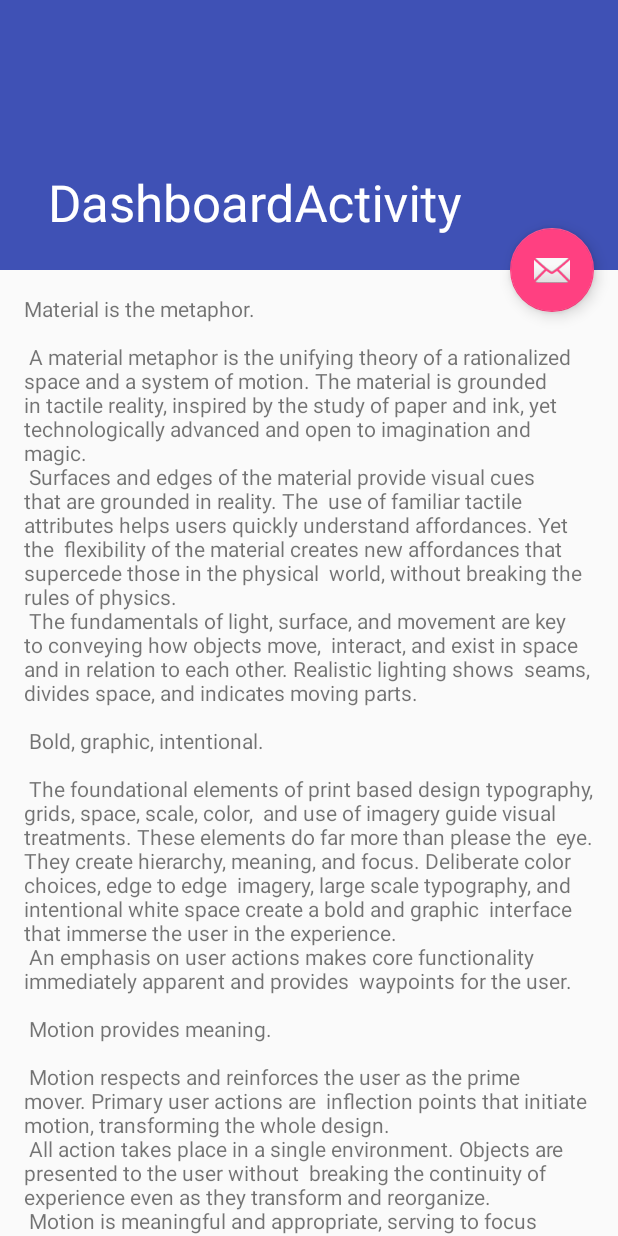
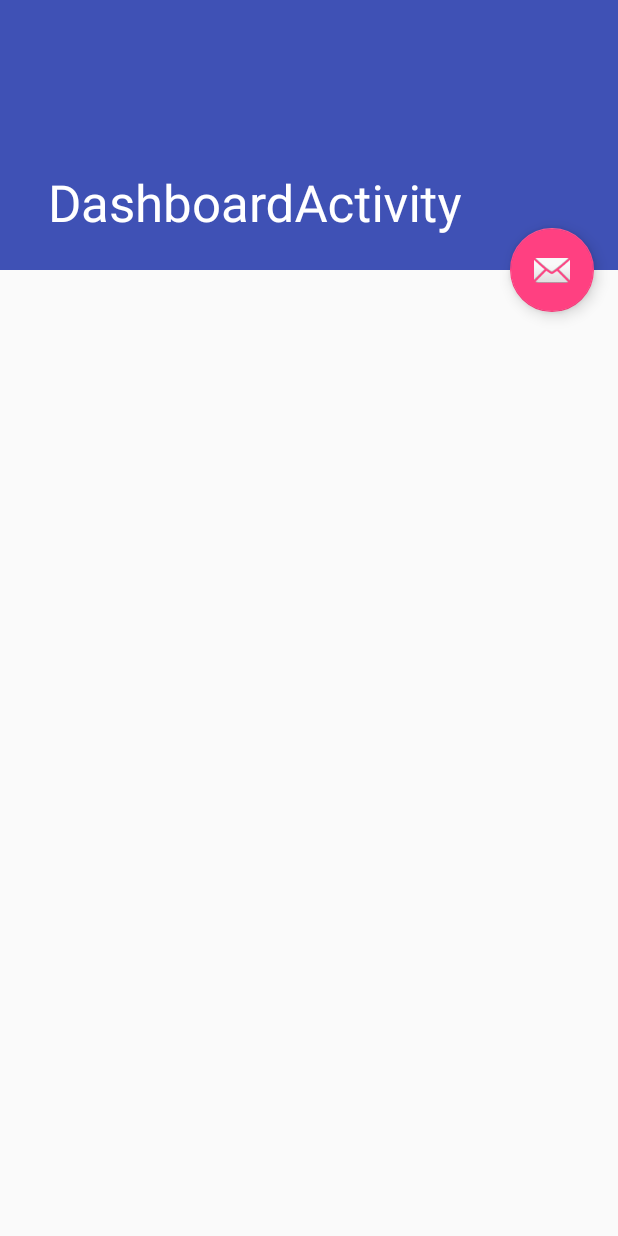
Before and after one commit to Rebecasarai/MySoulMateGame, an Android app: the DashboardActivity screen opened directly, with no data from a screen before it, on a phone screen of 412 x 824 dp. Run offline under Robolectric (Android 15) with nearby library versions, the phone set to English and light mode, and no system bars.

```diff
--- a/app/src/main/java/com/rebecasarai/mysoulmate/Activities/FindSoulMateActivity.java
+++ b/app/src/main/java/com/rebecasarai/mysoulmate/Activities/FindSoulMateActivity.java
@@ -46,6 +46,7 @@ import com.google.android.gms.vision.face.Face;
 import com.google.android.gms.vision.face.FaceDetector;
 import com.rebecasarai.mysoulmate.Camera.CameraPreview;
 import com.rebecasarai.mysoulmate.Camera.GraphicOverlay;
+import com.rebecasarai.mysoulmate.Graphics.FaceGraphic;
 import com.rebecasarai.mysoulmate.R;
 import com.rebecasarai.mysoulmate.Screenshot.ScreenshotType;
 import com.rebecasarai.mysoulmate.Screenshot.ScreenshotUtils;
@@ -339,8 +340,6 @@ public final class FindSoulMateActivity extends AppCompatActivity {
         public void onMissing(FaceDetector.Detections<Face> detectionResults) {
             mOverlay.remove(mFaceGraphic);
             Log.v("missing","" );
-
-
         }
 
         /**
--- a/app/src/main/java/com/rebecasarai/mysoulmate/Activities/FaceGraphic.java
+++ b/app/src/main/java/com/rebecasarai/mysoulmate/Graphics/FaceGraphic.java
@@ -13,7 +13,7 @@
  * See the License for the specific language governing permissions and
  * limitations under the License.
  */
-package com.rebecasarai.mysoulmate.Activities;
+package com.rebecasarai.mysoulmate.Graphics;
 
 import android.content.Context;
 import android.graphics.Bitmap;
@@ -55,7 +55,7 @@ public class FaceGraphic extends GraphicOverlay.Graphic {
 
 
 
-    FaceGraphic(GraphicOverlay overlay, Context context) {
+    public FaceGraphic(GraphicOverlay overlay, Context context) {
         super(overlay);
 
         final int selectedColor = COLOR_CHOICES;
@@ -75,7 +75,7 @@ public class FaceGraphic extends GraphicOverlay.Graphic {
         this.context = context;
     }
 
-    void setId(int id) {
+    public void setId(int id) {
         mFaceId = id;
     }
 
@@ -84,7 +84,7 @@ public class FaceGraphic extends GraphicOverlay.Graphic {
       * Actualiza la instancia de cara desde la detección del marco más reciente. Invalida el
       * porciones relevantes de la superposición para activar un redibujado.
       */
-    void updateFace(Face face) {
+    public void updateFace(Face face) {
         mFace = face;
         postInvalidate();
     }
--- a/app/src/main/res/layout/content_dashboard.xml
+++ b/app/src/main/res/layout/content_dashboard.xml
@@ -8,10 +8,4 @@
     tools:context="com.rebecasarai.mysoulmate.Activities.DashboardActivity"
     tools:showIn="@layout/activity_dashboard">
 
-    <TextView
-        android:layout_width="wrap_content"
-        android:layout_height="wrap_content"
-        android:layout_margin="@dimen/text_margin"
-        android:text="@string/large_text" />
-
 </android.support.v4.widget.NestedScrollView>
--- a/app/src/main/res/layout/main.xml
+++ b/app/src/main/res/layout/main.xml
@@ -16,7 +16,7 @@
     android:layout_width="match_parent"
     android:layout_height="match_parent"
     android:keepScreenOn="true"
-    tools:context="com.rebecasarai.mysoulmate.Activities.MainActivity">
+    tools:context=".Activities.FindSoulMateActivity">
 
 
 
--- a/app/src/main/res/values/strings.xml
+++ b/app/src/main/res/values/strings.xml
@@ -22,95 +22,7 @@
         completions."
     </string>
     <string name="title_activity_dashboard">DashboardActivity</string>
-    <string name="large_text">
-        "Material is the metaphor.\n\n"
 
-        "A material metaphor is the unifying theory of a rationalized space and a system of motion."
-        "The material is grounded in tactile reality, inspired by the study of paper and ink, yet "
-        "technologically advanced and open to imagination and magic.\n"
-        "Surfaces and edges of the material provide visual cues that are grounded in reality. The "
-        "use of familiar tactile attributes helps users quickly understand affordances. Yet the "
-        "flexibility of the material creates new affordances that supercede those in the physical "
-        "world, without breaking the rules of physics.\n"
-        "The fundamentals of light, surface, and movement are key to conveying how objects move, "
-        "interact, and exist in space and in relation to each other. Realistic lighting shows "
-        "seams, divides space, and indicates moving parts.\n\n"
-
-        "Bold, graphic, intentional.\n\n"
-
-        "The foundational elements of print based design typography, grids, space, scale, color, "
-        "and use of imagery guide visual treatments. These elements do far more than please the "
-        "eye. They create hierarchy, meaning, and focus. Deliberate color choices, edge to edge "
-        "imagery, large scale typography, and intentional white space create a bold and graphic "
-        "interface that immerse the user in the experience.\n"
-        "An emphasis on user actions makes core functionality immediately apparent and provides "
-        "waypoints for the user.\n\n"
-
-        "Motion provides meaning.\n\n"
-
-        "Motion respects and reinforces the user as the prime mover. Primary user actions are "
-        "inflection points that initiate motion, transforming the whole design.\n"
-        "All action takes place in a single environment. Objects are presented to the user without "
-        "breaking the continuity of experience even as they transform and reorganize.\n"
-        "Motion is meaningful and appropriate, serving to focus attention and maintain continuity. "
-        "Feedback is subtle yet clear. Transitions are efﬁcient yet coherent.\n\n"
-
-        "3D world.\n\n"
-
-        "The material environment is a 3D space, which means all objects have x, y, and z "
-        "dimensions. The z-axis is perpendicularly aligned to the plane of the display, with the "
-        "positive z-axis extending towards the viewer. Every sheet of material occupies a single "
-        "position along the z-axis and has a standard 1dp thickness.\n"
-        "On the web, the z-axis is used for layering and not for perspective. The 3D world is "
-        "emulated by manipulating the y-axis.\n\n"
-
-        "Light and shadow.\n\n"
-
-        "Within the material environment, virtual lights illuminate the scene. Key lights create "
-        "directional shadows, while ambient light creates soft shadows from all angles.\n"
-        "Shadows in the material environment are cast by these two light sources. In Android "
-        "development, shadows occur when light sources are blocked by sheets of material at "
-        "various positions along the z-axis. On the web, shadows are depicted by manipulating the "
-        "y-axis only. The following example shows the card with a height of 6dp.\n\n"
-
-        "Resting elevation.\n\n"
-
-        "All material objects, regardless of size, have a resting elevation, or default elevation "
-        "that does not change. If an object changes elevation, it should return to its resting "
-        "elevation as soon as possible.\n\n"
-
-        "Component elevations.\n\n"
-
-        "The resting elevation for a component type is consistent across apps (e.g., FAB elevation "
-        "does not vary from 6dp in one app to 16dp in another app).\n"
-        "Components may have different resting elevations across platforms, depending on the depth "
-        "of the environment (e.g., TV has a greater depth than mobile or desktop).\n\n"
-
-        "Responsive elevation and dynamic elevation offsets.\n\n"
-
-        "Some component types have responsive elevation, meaning they change elevation in response "
-        "to user input (e.g., normal, focused, and pressed) or system events. These elevation "
-        "changes are consistently implemented using dynamic elevation offsets.\n"
-        "Dynamic elevation offsets are the goal elevation that a component moves towards, relative "
-        "to the component’s resting state. They ensure that elevation changes are consistent "
-        "across actions and component types. For example, all components that lift on press have "
-        "the same elevation change relative to their resting elevation.\n"
-        "Once the input event is completed or cancelled, the component will return to its resting "
-        "elevation.\n\n"
-
-        "Avoiding elevation interference.\n\n"
-
-        "Components with responsive elevations may encounter other components as they move between "
-        "their resting elevations and dynamic elevation offsets. Because material cannot pass "
-        "through other material, components avoid interfering with one another any number of ways, "
-        "whether on a per component basis or using the entire app layout.\n"
-        "On a component level, components can move or be removed before they cause interference. "
-        "For example, a floating action button (FAB) can disappear or move off screen before a "
-        "user picks up a card, or it can move if a snackbar appears.\n"
-        "On the layout level, design your app layout to minimize opportunities for interference. "
-        "For example, position the FAB to one side of stream of a cards so the FAB won’t interfere "
-        "when a user tries to pick up one of cards.\n\n"
-    </string>
     <string name="action_settings">Settings</string>
 
 
@@ -148,5 +60,12 @@
     <string name="full_page_screenshot">Full Sharing</string>
     <string name="custom_page_screenshot">Custom Sharing</string>
 
+    <string name="facebook_application_id" translatable="false">YOUR_APP_ID</string>
+    <string name="facebook_login_protocol_scheme" translatable="false">fbYOUR_APP_ID</string>
+    <!-- Twitter consumer key and secret -->
+    <string name="twitter_consumer_key" translatable="false">YOUR_CONSUMER_KEY</string>
+    <string name="twitter_consumer_secret" translatable="false">YOUR_CONSUMER_SECRET</string>
+
+
 
 </resources>
--- a/build.gradle
+++ b/build.gradle
@@ -12,6 +12,7 @@ buildscript {
 
         // NOTE: Do not place your application dependencies here; they belong
         // in the individual module build.gradle files
+        classpath 'com.google.gms:google-services:3.1.0'
     }
 }
 
```
Also changed, not shown: 1 other file.
